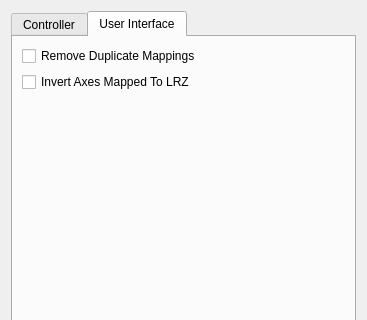
Old version of the form Source/RMG-Input/UserInterface/OptionsDialog.ui in the repository Rosalie241/RMG; both pictures show x 0 to 367 and y 0 to 320 of the 367 by 464 pixel window.
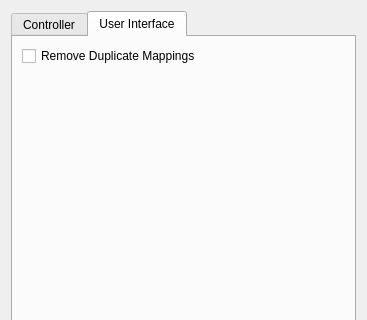
New version of the form. The open tabs and pages were chosen to show the change. Icons and pictures are not drawn.

Commit message: RMG-Input: remove 'Invert Axis Mapped To LRZ'

Patch:
```diff
--- a/Source/RMG-Input/UserInterface/OptionsDialog.ui
+++ b/Source/RMG-Input/UserInterface/OptionsDialog.ui
@@ -202,13 +202,6 @@
          </property>
         </widget>
        </item>
-       <item>
-        <widget class="QCheckBox" name="invertAxisCheckBox">
-         <property name="text">
-          <string>Invert Axes Mapped To LRZ</string>
-         </property>
-        </widget>
-       </item>
        <item>
         <spacer name="verticalSpacer_2">
          <property name="orientation">
```
The commit also changes 3 other files.
